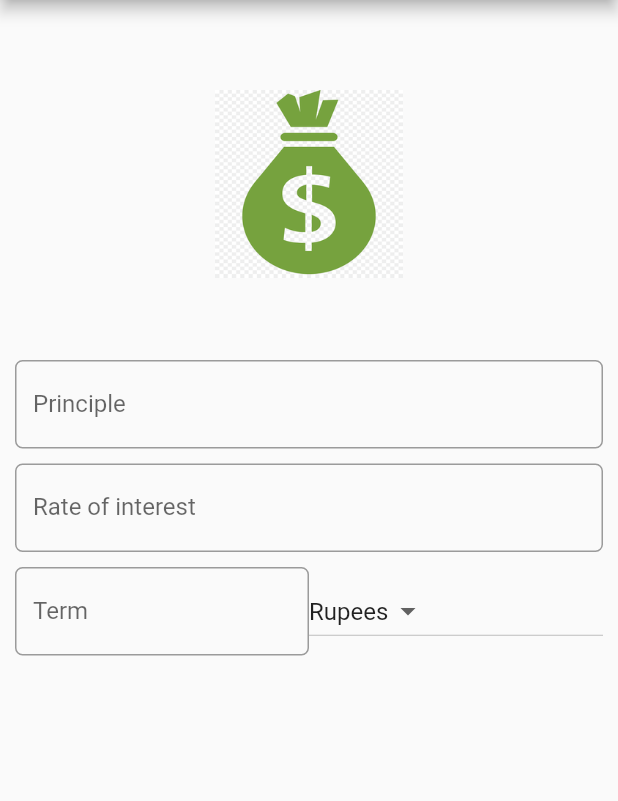
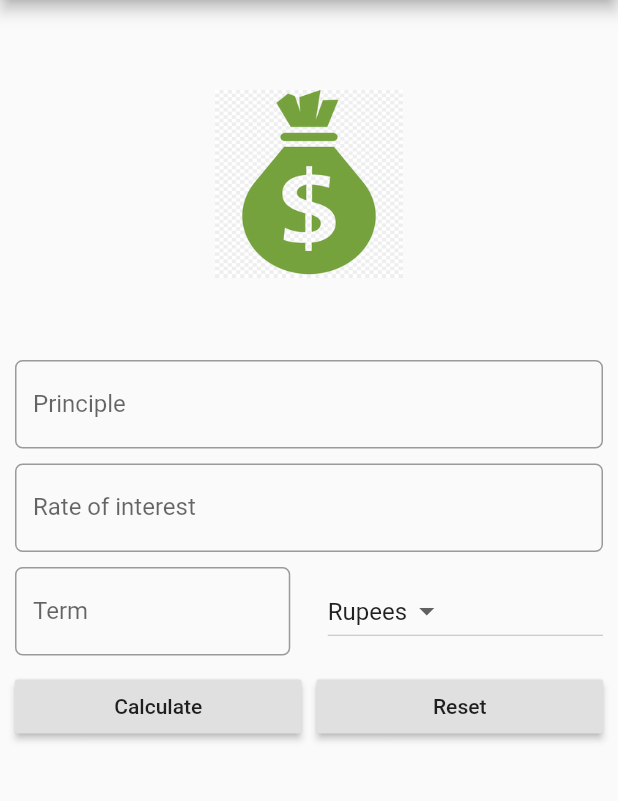
Before and after one commit to Pratiknarola/simple_interest_calc, a Flutter app: the screen it shows after launch, on a phone screen of 412 x 824 dp, the part 84-885 px from its top. Run offline on Flutter 3.47's test engine with Material 2 defaults, Android fonts, the phone set to English and light mode, and no system bars.

Commit message:
fixed screen overflow

```diff
--- a/lib/main.dart
+++ b/lib/main.dart
@@ -2,7 +2,11 @@ import 'package:flutter/cupertino.dart';
 import 'package:flutter/material.dart';
 
 void main() {
-  runApp(MaterialApp(title: "Simple interest calculator", home: SIform()));
+  runApp(MaterialApp(
+    title: "Simple interest calculator",
+    home: SIform(),
+    debugShowCheckedModeBanner: false,
+  ));
 }
 
 class SIform extends StatefulWidget {
@@ -23,13 +27,16 @@ class _SIformState extends State<SIform> {
       appBar: AppBar(
         title: Text("Simple Interest Calc"),
       ),
-      body: Container(
+      body: ListView(
+        children: <Widget>[
+          Container(
             margin: EdgeInsets.all(_minPadding * 2),
             child: Column(
               children: <Widget>[
                 getAssetImage(),
                 Padding(
-              padding: EdgeInsets.only(top: _minPadding, bottom: _minPadding),
+                  padding:
+                      EdgeInsets.only(top: _minPadding, bottom: _minPadding),
                   child: TextField(
                     decoration: InputDecoration(
                         labelText: 'Principle',
@@ -40,7 +47,8 @@ class _SIformState extends State<SIform> {
                   ),
                 ),
                 Padding(
-              padding: EdgeInsets.only(top: _minPadding, bottom: _minPadding),
+                  padding:
+                      EdgeInsets.only(top: _minPadding, bottom: _minPadding),
                   child: TextField(
                     decoration: InputDecoration(
                         labelText: 'Rate of interest',
@@ -51,7 +59,8 @@ class _SIformState extends State<SIform> {
                   ),
                 ),
                 Padding(
-                padding: EdgeInsets.only(top: _minPadding, bottom: _minPadding),
+                    padding:
+                        EdgeInsets.only(top: _minPadding, bottom: _minPadding),
                     child: Row(
                       children: <Widget>[
                         Expanded(
@@ -64,6 +73,9 @@ class _SIformState extends State<SIform> {
                             keyboardType: TextInputType.number,
                           ),
                         ),
+                        Container(
+                          width: _minPadding * 5.0,
+                        ),
                         Expanded(
                             child: DropdownButton<String>(
                                 items: _currencies.map((String value) {
@@ -75,9 +87,30 @@ class _SIformState extends State<SIform> {
                                 value: _currencies[0],
                                 onChanged: (String newValueSelected) {})),
                       ],
+                    )),
+                Padding(
+                    padding: EdgeInsets.only(top: _minPadding, bottom: _minPadding),
+                    child: Row(
+                      children: <Widget>[
+                        Expanded(
+                          child: RaisedButton(
+                            child: Text("Calculate"),
+                            onPressed: () {},
+                          ),
+                        ),
+                        Container(width: _minPadding * 2,),
+                        Expanded(
+                          child: RaisedButton(
+                            child: Text("Reset"),
+                            onPressed: () {},
+                          ),
+                        )
+                      ],
                     ))
               ],
             ),
+          )
+        ],
       ),
     );
   }
```
Lines whose indentation alone changed are shown as unchanged.
